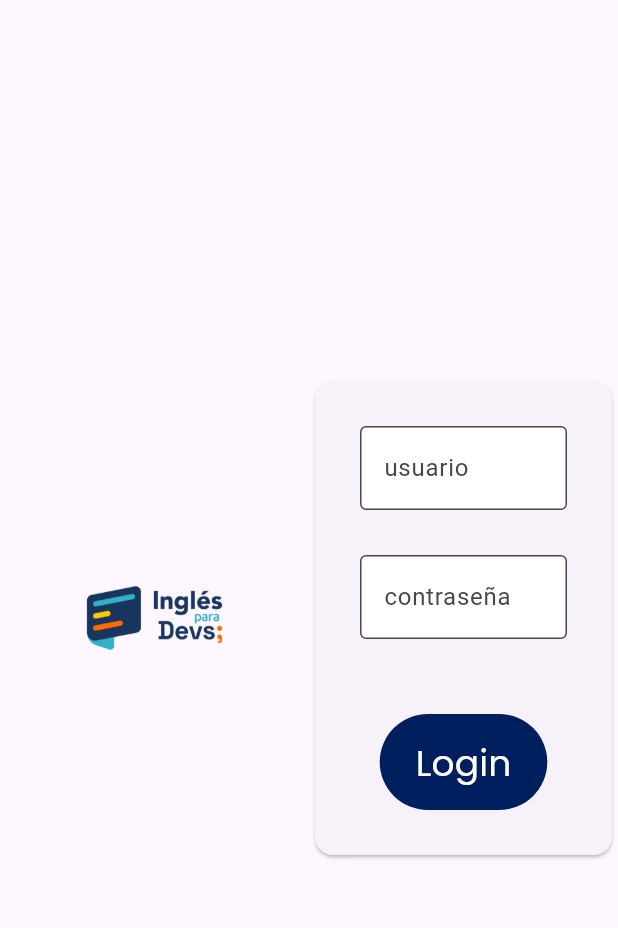
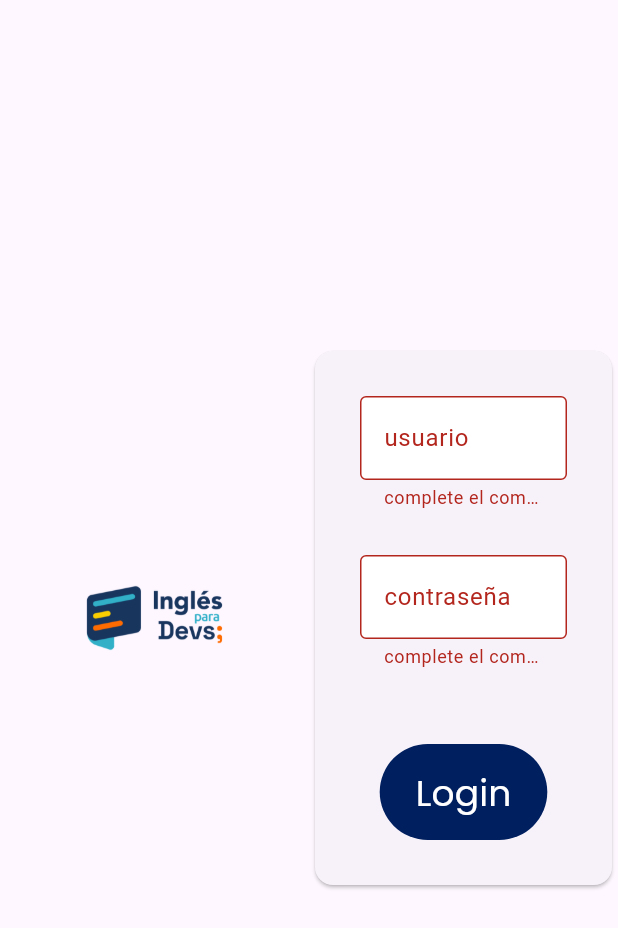
Before and after one commit to oscarcolima/flutter-ingles-devs, a Flutter app: the LoginPage screen opened by its route, after a tap on "Login", on a phone screen of 412 x 824 dp. Shown: the top 928 px of the screen. Run offline on Flutter 3.47's test engine with Material 3 defaults, Android fonts, the phone set to English and light mode, and no system bars; our stand-ins replace data_table_2, dio, flutter_svg, go_router, google_fonts, hive and 1 more; missing offline and left inert: tdtx_nf_icons, tdtxle_data_format; accounts and stored records are empty; network calls fail.

Commit message:
agregar login

```diff
--- a/lib/main.dart
+++ b/lib/main.dart
@@ -8,6 +8,7 @@ Future<void> main() async {
   await Hive.initFlutter();
 
   await Hive.openBox('registro');
+  await Hive.openBox('sesion');
   runApp(const MyApp());
 }
 
--- a/lib/pages/panel/login/home/home_page.dart
+++ b/lib/pages/panel/home/home_page.dart
@@ -1,7 +1,7 @@
 import 'package:flutter/material.dart';
 import 'package:flutter_ingles_devs/data/model/registro_model.dart';
 import 'package:flutter_ingles_devs/layout/principal_layout.dart';
-import 'package:flutter_ingles_devs/pages/panel/login/home/view/table_view.dart';
+import 'package:flutter_ingles_devs/pages/panel/home/view/table_view.dart';
 import 'package:flutter_ingles_devs/repository/inges_dev_api.dart';
 import 'package:provider/provider.dart';
 
--- a/lib/pages/panel/login/login_page.dart
+++ b/lib/pages/panel/login/login_page.dart
@@ -1,8 +1,21 @@
 import 'package:flutter/material.dart';
+import 'package:go_router/go_router.dart';
 import 'package:google_fonts/google_fonts.dart';
+import 'package:hive_flutter/hive_flutter.dart';
 
-class LoginPage extends StatelessWidget {
-  const LoginPage({super.key});
+class LoginPage extends StatefulWidget {
+  LoginPage({super.key});
+
+  @override
+  State<LoginPage> createState() => _LoginPageState();
+}
+
+class _LoginPageState extends State<LoginPage> {
+  final _keyForm = GlobalKey<FormState>();
+
+  final userControler = TextEditingController();
+
+  final passControler = TextEditingController();
 
   @override
   Widget build(BuildContext context) {
@@ -21,26 +34,43 @@ class LoginPage extends StatelessWidget {
                 child: Card(
                   child: Padding(
                     padding: const EdgeInsets.all(30),
+                    child: Form(
+                      key: _keyForm,
                       child: Column(
                         mainAxisSize: MainAxisSize.min,
                         children: [
                           TextFormField(
+                            controller: userControler,
                             decoration: textFieldDecoration("usuario"),
+                            validator: (value) {
+                              if (value?.isEmpty ?? true) {
+                                return "complete el compo";
+                              }
+                              return null;
+                            },
                           ),
                           const SizedBox(height: 30),
                           TextFormField(
+                            controller: passControler,
                             obscureText: true,
                             decoration: textFieldDecoration("contraseña"),
+                            validator: (value) {
+                              if (value?.isEmpty ?? true) {
+                                return "complete el compo";
+                              }
+                              return null;
+                            },
                           ),
                           const SizedBox(height: 50),
                           FilledButton(
                             style: FilledButton.styleFrom(
-                            backgroundColor: const Color.fromRGBO(0, 31, 94, 1),
+                              backgroundColor:
+                                  const Color.fromRGBO(0, 31, 94, 1),
                               padding: const EdgeInsets.symmetric(
                                   horizontal: 24, vertical: 15),
                             ),
-                          onPressed: () {},
-                          child:  Text(
+                            onPressed: login,
+                            child: Text(
                               "Login",
                               style: GoogleFonts.getFont(
                                 'Poppins',
@@ -55,10 +85,42 @@ class LoginPage extends StatelessWidget {
                   ),
                 ),
               ),
+            ),
           )
         ],
       ),
     );
+  }
+
+  void login() {
+    if (_keyForm.currentState!.validate()) {
+      if (userControler.text == "admin" && passControler.text == "admin123") {
+        final box = Hive.box("sesion");
+        box.putAll({'user': userControler.text, 'pass': passControler.text});
+        context.replace("/panel");
+      } else {
+        ScaffoldMessenger.of(context).showSnackBar(SnackBar(
+          content: Text(
+            "Usuario no valido",
+            style: GoogleFonts.getFont(
+              'Poppins',
+              // color: const Color.fromRGBO(0, 31, 94, 1),
+              // fontSize: [0, 1].contains(sizeScreen.index) ? 24 : 32,
+              fontWeight: FontWeight.w700,
+            ),
+          ),
+          behavior: SnackBarBehavior.floating,
+          backgroundColor: Colors.red,
+          shape: RoundedRectangleBorder(
+            borderRadius: BorderRadius.circular(10),
+          ),
+          margin: EdgeInsets.only(
+              bottom: MediaQuery.of(context).size.height - 100,
+              right: 20,
+              left: 20),
+        ));
+      }
+    }
   }
 
   InputDecoration textFieldDecoration(String name) {
--- a/lib/router/my_router.dart
+++ b/lib/router/my_router.dart
@@ -1,5 +1,5 @@
 import 'package:flutter_ingles_devs/pages/nivel/nivel_page.dart';
-import 'package:flutter_ingles_devs/pages/panel/login/home/home_page.dart';
+import 'package:flutter_ingles_devs/pages/panel/home/home_page.dart';
 import 'package:flutter_ingles_devs/pages/panel/login/login_page.dart';
 import 'package:flutter_ingles_devs/pages/registro/registro_page.dart';
 import 'package:flutter_ingles_devs/pages/test/test_page.dart';
@@ -11,10 +11,22 @@ final router = GoRouter(
     GoRoute(
       path: '/panel',
       builder: (context, state) => const HomePage(),
+      redirect: (context, state) {
+        final box = Hive.box("sesion");
+        if (box.isEmpty) return "/panel/login";
+
+        return null;
+      },
       routes: [
         GoRoute(
           path: 'login',
-          builder: (context, state) => const LoginPage(),
+          builder: (context, state) =>  LoginPage(),
+          redirect: (context, state) {
+            final box = Hive.box("sesion");
+            if (box.isNotEmpty) return "/panel";
+
+            return null;
+          },
         )
       ],
     ),
```
Also changed, not shown: lib/pages/panel/home/view/table_view.dart (renamed from lib/pages/panel/login/home/view/table_view.dart). Lines whose indentation alone changed are shown as unchanged.
